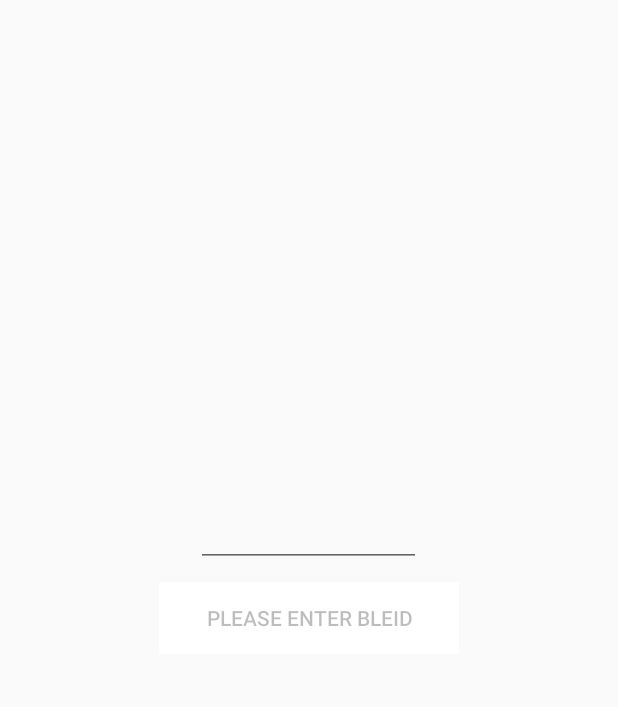
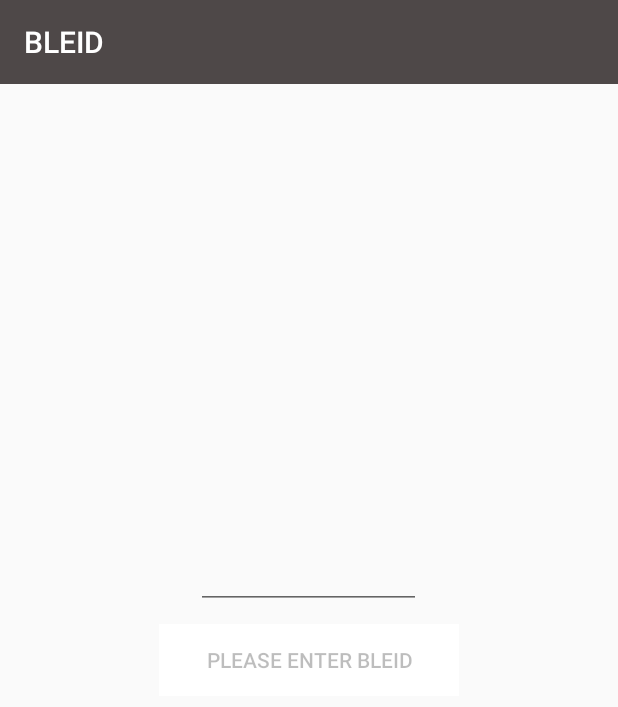
Before and after one commit to KovalevAndrey/poc, an Android app: the screen it shows after launch (MainActivity), after a tap on "BLEID", on a phone screen of 412 x 824 dp. Shown: the top 707 px of the screen. Run offline under Robolectric (Android 15) with nearby library versions, the phone set to English and light mode, and no system bars; our stand-ins replace ButterKnife; libraries missing offline, so code that uses them is left out: com.jakewharton.rxbinding, rx.android.schedulers, rx.functions; 3 statements that could not run were skipped.

Commit message:
toolbar_color

```diff
--- a/app/src/main/java/com/pointrfsystems/poc/BleidFragment.java
+++ b/app/src/main/java/com/pointrfsystems/poc/BleidFragment.java
@@ -8,6 +8,8 @@ import android.text.TextWatcher;
 import android.view.LayoutInflater;
 import android.view.View;
 import android.view.ViewGroup;
+import android.view.Window;
+import android.view.WindowManager;
 import android.widget.Button;
 import android.widget.EditText;
 
@@ -42,6 +44,10 @@ public class BleidFragment extends Fragment {
     public View onCreateView(LayoutInflater inflater, @Nullable ViewGroup container, @Nullable Bundle savedInstanceState) {
         View view = inflater.inflate(R.layout.fragment_bleid, container, false);
         ButterKnife.bind(this, view);
+        ((MainActivity) getActivity()).setToolbarVisibility(true);
+        ((MainActivity) getActivity()).setToolbarName("BLEID");
+
+        ((MainActivity) getActivity()).setStatusBarColor(R.color.toolbar_background);
         localRepository = LocalRepository.getInstance(getContext());
         enter_bleid.setOnClickListener(new View.OnClickListener() {
             @Override
--- a/app/src/main/java/com/pointrfsystems/poc/MainActivity.java
+++ b/app/src/main/java/com/pointrfsystems/poc/MainActivity.java
@@ -1,5 +1,6 @@
 package com.pointrfsystems.poc;
 
+import android.annotation.TargetApi;
 import android.content.BroadcastReceiver;
 import android.content.Context;
 import android.content.Intent;
@@ -11,9 +12,17 @@ import android.support.v4.app.Fragment;
 import android.support.v4.app.FragmentManager;
 import android.support.v4.app.FragmentTransaction;
 import android.support.v7.app.AppCompatActivity;
+import android.support.v7.widget.Toolbar;
+import android.view.View;
+import android.view.Window;
+import android.view.WindowManager;
+import android.widget.TextView;
 import android.widget.Toast;
 
 import com.pointrfsystems.poc.views.RegistrationFragment;
+
+import butterknife.Bind;
+import butterknife.ButterKnife;
 
 
 public class MainActivity extends AppCompatActivity {
@@ -21,6 +30,11 @@ public class MainActivity extends AppCompatActivity {
     public static final long DISCONNECT_TIMEOUT = 30000;
     private BroadcastReceiver mReceiver;
     private boolean isScreenOn = true;
+
+    @Bind(R.id.action_bar_my)
+    Toolbar toolbar;
+    @Bind(R.id.title)
+    TextView title;
 
     private Handler disconnectHandler = new Handler() {
         public void handleMessage(Message msg) {
@@ -80,17 +94,41 @@ public class MainActivity extends AppCompatActivity {
         stopDisconnectTimer();
     }
 
+    public void setToolbarName(String name) {
+        toolbar.setTitle(name);
+    }
+
+    public void setToolbarVisibility(boolean isVisible) {
+        if (isVisible) {
+            toolbar.setVisibility(View.VISIBLE);
+        } else {
+            toolbar.setVisibility(View.GONE);
+        }
+    }
 
     @Override
     protected void onCreate(Bundle savedInstanceState) {
         super.onCreate(savedInstanceState);
         setContentView(R.layout.activity_main);
+        ButterKnife.bind(this);
         replace(new PasscodeFragment());
+        setSupportActionBar(toolbar);
 
+
+        toolbar.setVisibility(View.GONE);
+        toolbar.setTitleTextColor(getResources().getColor(R.color.white));
         IntentFilter filter = new IntentFilter(Intent.ACTION_SCREEN_ON);
         filter.addAction(Intent.ACTION_SCREEN_OFF);
         mReceiver = new ScreenReceiver();
         registerReceiver(mReceiver, filter);
+    }
+
+    @TargetApi(21)
+    public void setStatusBarColor(int color) {
+        Window window = getWindow();
+        window.clearFlags(WindowManager.LayoutParams.FLAG_TRANSLUCENT_STATUS);
+        window.addFlags(WindowManager.LayoutParams.FLAG_DRAWS_SYSTEM_BAR_BACKGROUNDS);
+        window.setStatusBarColor(getResources().getColor(color));
     }
 
     @Override
--- a/app/src/main/java/com/pointrfsystems/poc/PasscodeFragment.java
+++ b/app/src/main/java/com/pointrfsystems/poc/PasscodeFragment.java
@@ -109,6 +109,7 @@ public class PasscodeFragment extends Fragment {
     public View onCreateView(LayoutInflater inflater, @Nullable ViewGroup container, @Nullable Bundle savedInstanceState) {
         View view = inflater.inflate(R.layout.fragment_passcode, container, false);
         ButterKnife.bind(this, view);
+        ((MainActivity) getActivity()).setStatusBarColor(R.color.colorPrimary);
         bleid.setOnClickListener(new View.OnClickListener() {
             @Override
             public void onClick(View view) {
--- a/app/src/main/res/layout/activity_main.xml
+++ b/app/src/main/res/layout/activity_main.xml
@@ -6,13 +6,25 @@
     tools:context="com.pointrfsystems.poc.MainActivity">
 
     <android.support.v7.widget.Toolbar
+        android:id="@+id/action_bar_my"
         android:layout_width="match_parent"
-        android:layout_height="wrap_content"/>
+        android:layout_height="?android:actionBarSize"
+        android:background="@color/toolbar_background">
+
+        <TextView
+            android:id="@+id/title"
+            android:layout_width="wrap_content"
+            android:layout_height="wrap_content"
+            android:gravity="center_horizontal"
+            android:textColor="@color/white"
+            android:textSize="18sp" />
+    </android.support.v7.widget.Toolbar>
 
     <FrameLayout
         android:id="@+id/container"
         android:layout_width="match_parent"
-        android:layout_height="match_parent" />
+        android:layout_height="match_parent"
+        android:layout_below="@+id/action_bar_my" />
 
     <android.inputmethodservice.KeyboardView
         android:id="@+id/keyboardview"
--- a/app/src/main/res/values/colors.xml
+++ b/app/src/main/res/values/colors.xml
@@ -13,6 +13,8 @@
 
     <color name="black">#000000</color>
 
+    <color name="toolbar_background">#4e4848</color>
+
     <color name="grey">#a9a9a9</color>
 
 
```
Also changed, not shown: app/src/main/res/layout/action_bar_view.xml (added, +16 -0 lines), app/src/main/res/values/styles.xml (+21 -0 lines).
